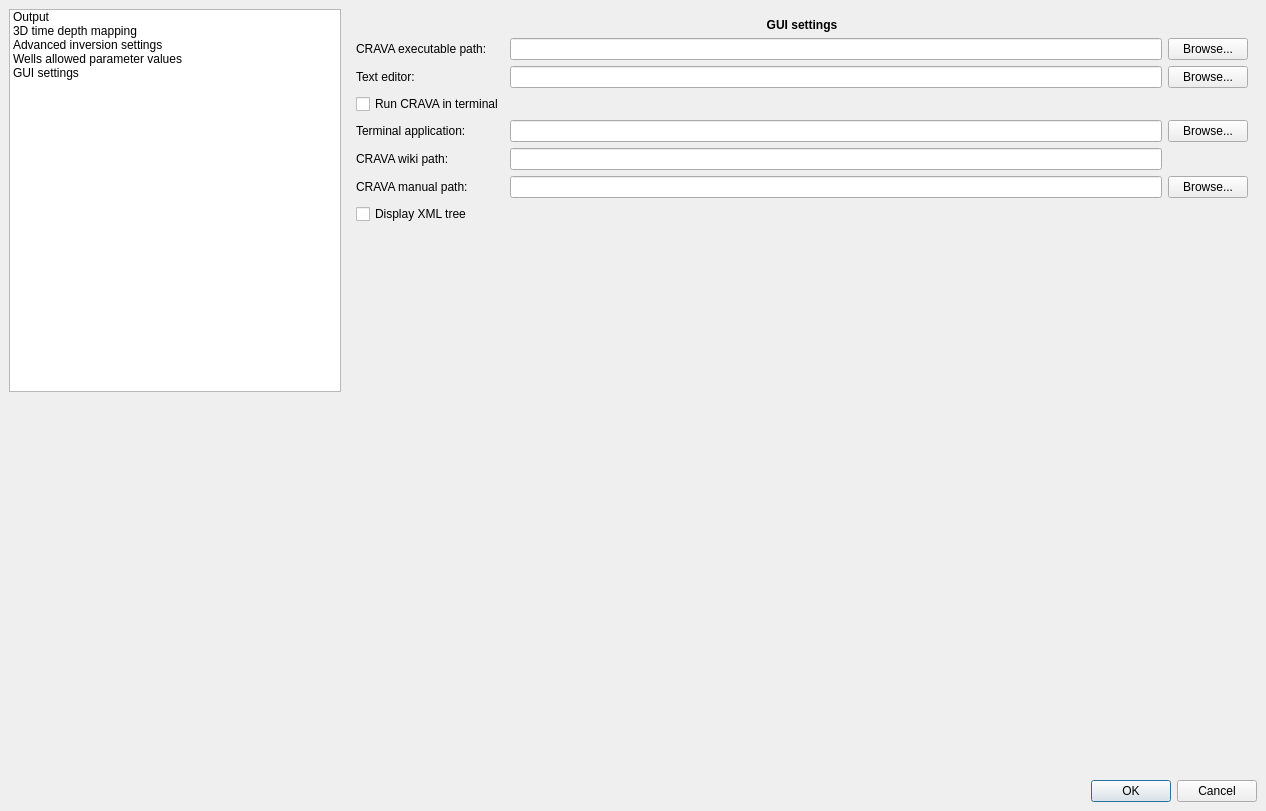
Before: the Qt Designer form trunk/SettingsDialog.ui in CRAVA/cravagui, drawn with Qt 5.
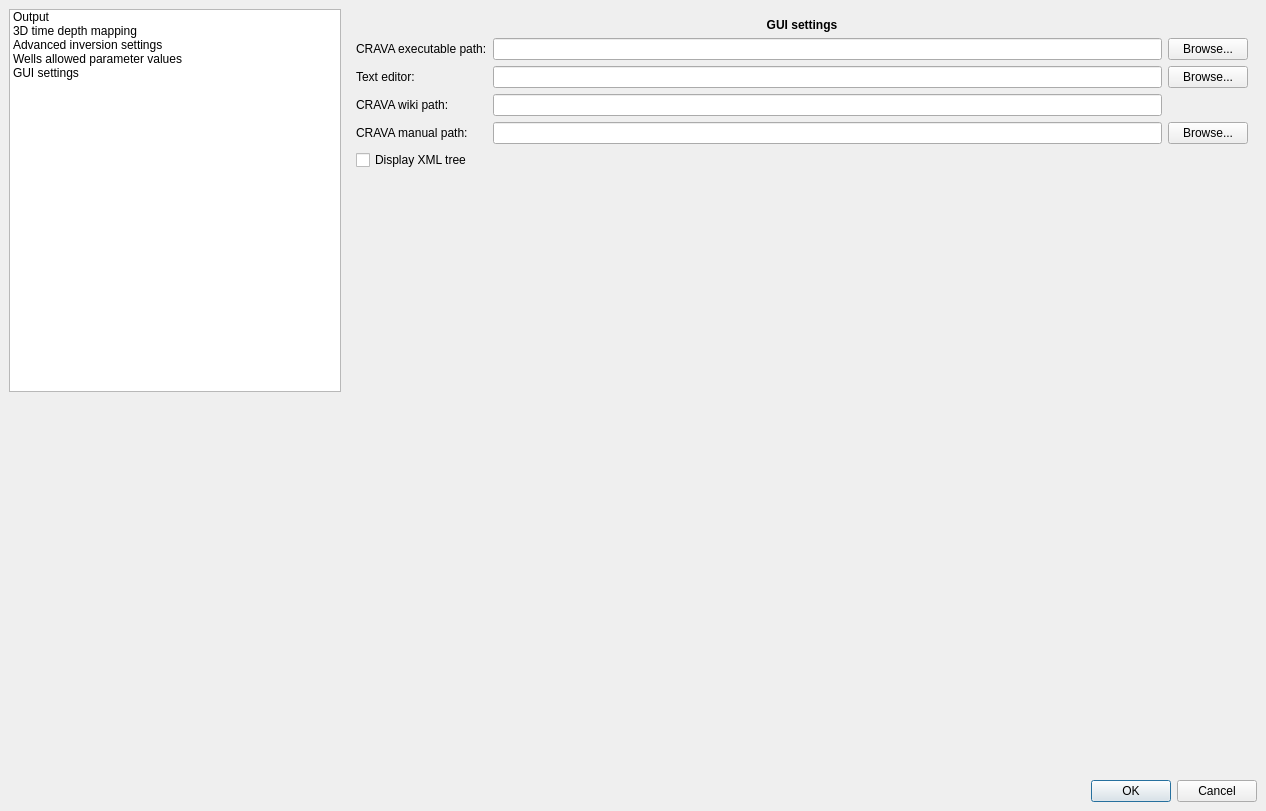
After: the same form once the commit is applied.

Commit message: Made terminal work again, removed choice of terminal

Diff of the .ui file:
```diff
--- a/trunk/SettingsDialog.ui
+++ b/trunk/SettingsDialog.ui
@@ -2008,43 +2008,6 @@
            </property>
           </widget>
          </item>
-         <item row="2" column="0">
-          <widget class="QCheckBox" name="terminalCheckBox">
-           <property name="toolTip">
-            <string>&lt;qt&gt; Control whether CRAVA should run in the terminal or not.</string>
-           </property>
-           <property name="text">
-            <string>Run CRAVA in terminal</string>
-           </property>
-          </widget>
-         </item>
-         <item row="3" column="0">
-          <widget class="QLabel" name="terminalPathLabel">
-           <property name="toolTip">
-            <string>&lt;qt&gt;The terminal application used for running CRAVA.</string>
-           </property>
-           <property name="text">
-            <string>Terminal application:</string>
-           </property>
-          </widget>
-         </item>
-         <item row="3" column="1">
-          <widget class="QLineEdit" name="terminalPathLineEdit">
-           <property name="toolTip">
-            <string>&lt;qt&gt;The terminal application used for running CRAVA.</string>
-           </property>
-          </widget>
-         </item>
-         <item row="3" column="2">
-          <widget class="QPushButton" name="terminalPathBrowsePushButton">
-           <property name="toolTip">
-            <string>&lt;qt&gt;The terminal application used for running CRAVA.</string>
-           </property>
-           <property name="text">
-            <string>Browse...</string>
-           </property>
-          </widget>
-         </item>
          <item row="4" column="0">
           <widget class="QLabel" name="wikiPathLabel">
            <property name="toolTip">
```
Left out of the diff: 2 changed lines with no effect on the pictures. The commit also changes 3 other files.
